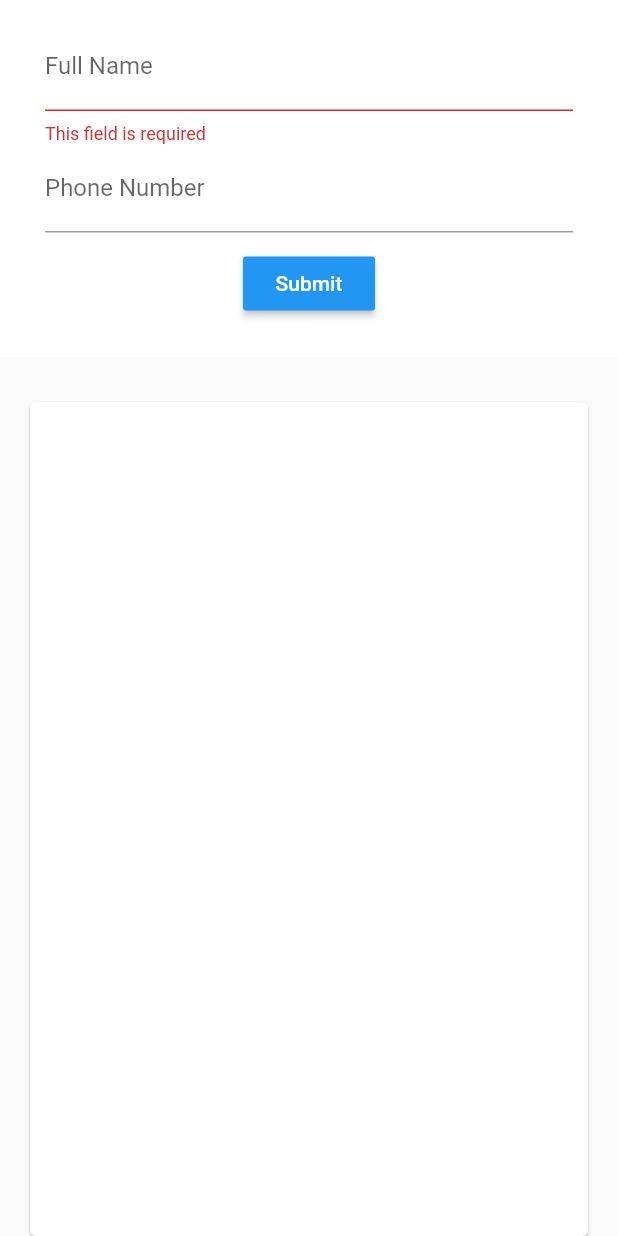
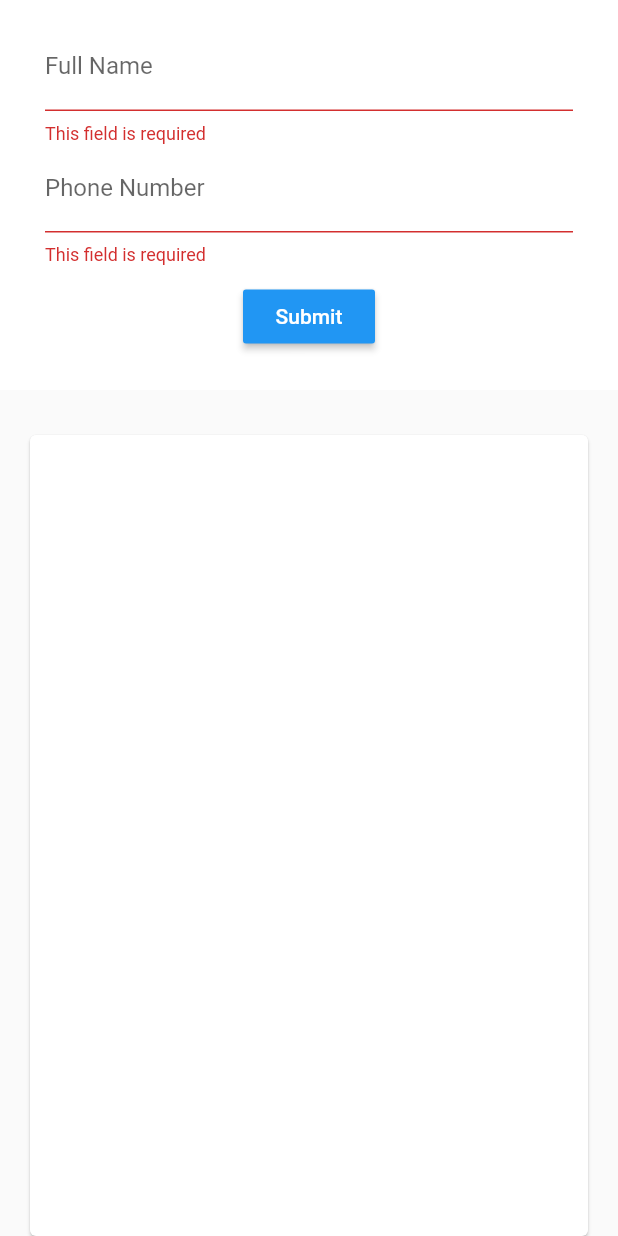
Before and after one commit to SiddhantKumar12/sql_example, a Flutter app: the screen it shows after launch, after a tap on "Submit", on a phone screen of 412 x 824 dp. Run offline on Flutter 3.47's test engine with Material 2 defaults, Android fonts, the phone set to English and light mode, and no system bars; our stand-ins replace sqflite; accounts and stored records are empty.

Commit message:
corrected the null value  error for db

```diff
--- a/lib/homepage.dart
+++ b/lib/homepage.dart
@@ -1,6 +1,7 @@
 import 'package:flutter/cupertino.dart';
 import 'package:flutter/material.dart';
-import 'package:sql_database_example/utils/database%20helper.dart';
+
+import 'package:sql_database_example/utils/database_helper.dart';
 
 import 'models/apartment_model.dart';
 
@@ -23,7 +24,6 @@ class _HomePageState extends State<HomePage> {
 
   @override
   void initState() {
-    // TODO: implement initState
     super.initState();
     setState(() {
       _dbHelper = DatabaseHelper.instance;
@@ -52,21 +52,21 @@ class _HomePageState extends State<HomePage> {
             children: [
               TextFormField(
                 controller: _controlName,
-                decoration: InputDecoration(labelText: 'Full Name'),
-                onSaved: (val) => setState(
-                  () => _apartmentDetail.ownerName = val!,
-                ),
+                decoration: const InputDecoration(labelText: 'Full Name'),
+                // onSaved: (val) => setState(
+                //   () => _apartmentDetail.ownerName = val!,
+                // ),
                 validator: (val) =>
-                    val!.length <= 2 ? 'This field is required' : null,
+                    val!.isEmpty ? 'This field is required' : null,
               ),
               TextFormField(
                 controller: _controlPhoneNumber,
-                decoration: InputDecoration(labelText: 'Phone Number'),
-                onSaved: (val) => setState(
-                  () => _apartmentDetail.phoneNumber = val!,
-                ),
+                decoration: const InputDecoration(labelText: 'Phone Number'),
+                // onChanged: (val) => setState(
+                //   () => _apartmentDetail.phoneNumber = val,
+                // ),
                 validator: (val) =>
-                    val!.length < 0 ? 'This field is required' : null,
+                    val!.isEmpty ? 'This field is required' : null,
               ),
               Container(
                 margin: EdgeInsets.all(10),
@@ -92,18 +92,18 @@ class _HomePageState extends State<HomePage> {
   _onSubmit() async {
     var form = _formKey.currentState;
     if (form!.validate()) {
-      form.save();
-      if (_apartmentDetail.id == null)
-        await _dbHelper.insertApartmentDetail(_apartmentDetail);
-      else
+      if (_apartmentDetail.id == null) {
+        await _dbHelper.insertApartmentDetail(
+          ApartmentDetail(
+            id: DateTime.now().millisecondsSinceEpoch,
+            ownerName: _controlName.text,
+            phoneNumber: _controlPhoneNumber.text,
+          ),
+        );
+      } else {
         await _dbHelper.updateApartmentDetail(_apartmentDetail);
-      await _dbHelper.insertApartmentDetail(_apartmentDetail);
+      }
       _refreshApartmentList();
-      // setState(() {
-      //   _apartmentDetails.add(ApartmentDetail(
-      //       ownerName: _apartmentDetail.ownerName,
-      //       phoneNumber: _apartmentDetail.phoneNumber));
-      // });
       _resetForm();
     }
   }
@@ -130,7 +130,7 @@ class _HomePageState extends State<HomePage> {
                   title: Text(datadetail.ownerName!.toUpperCase()),
                   subtitle: Text(datadetail.phoneNumber!),
                   trailing: IconButton(
-                    icon: Icon(
+                    icon: const Icon(
                       Icons.delete,
                       color: Colors.orange,
                     ),
--- a/lib/utils/database helper.dart
+++ b/lib/utils/database_helper.dart
@@ -1,9 +1,8 @@
 import 'dart:io';
-
+import 'package:path/path.dart';
 import 'package:path_provider/path_provider.dart';
 import 'package:sqflite/sqflite.dart';
 import 'package:sql_database_example/models/apartment_model.dart';
-import 'package:path/path.dart';
 
 class DatabaseHelper {
   static const _databaseName = 'ApartmentDetail.db';
@@ -38,7 +37,7 @@ class DatabaseHelper {
   }
 
   Future<int> insertApartmentDetail(ApartmentDetail apartmentDetail) async {
-    Database db = await _database!;
+    Database db = _database!;
     return await db.insert(
       ApartmentDetail.tblApartmentDetail,
       apartmentDetail.toMap(),
@@ -46,14 +45,14 @@ class DatabaseHelper {
   }
 
   Future<int> updateApartmentDetail(ApartmentDetail apartmentDetail) async {
-    Database db = await _database!;
+    Database db = _database!;
     return await db.update(
         ApartmentDetail.tblApartmentDetail, apartmentDetail.toMap(),
         where: '${ApartmentDetail.colId}=?', whereArgs: [apartmentDetail.id]);
   }
 
   Future<int> deleteApartmentDetail(int id) async {
-    Database db = await _database!;
+    Database db = _database!;
     return await db.delete(ApartmentDetail.tblApartmentDetail,
         where: '${ApartmentDetail.colId}=?', whereArgs: [id]);
   }
@@ -64,6 +63,8 @@ class DatabaseHelper {
         await db.query(ApartmentDetail.tblApartmentDetail);
     return apartmentDetails.isEmpty
         ? []
-        : apartmentDetails.map((e) => ApartmentDetail.fromMap(e)).toList();
+        : apartmentDetails
+            .map((e) => ApartmentDetail.fromMap(e as Map<String, dynamic>))
+            .toList();
   }
 }
```
Also changed, not shown: 1 other file.
